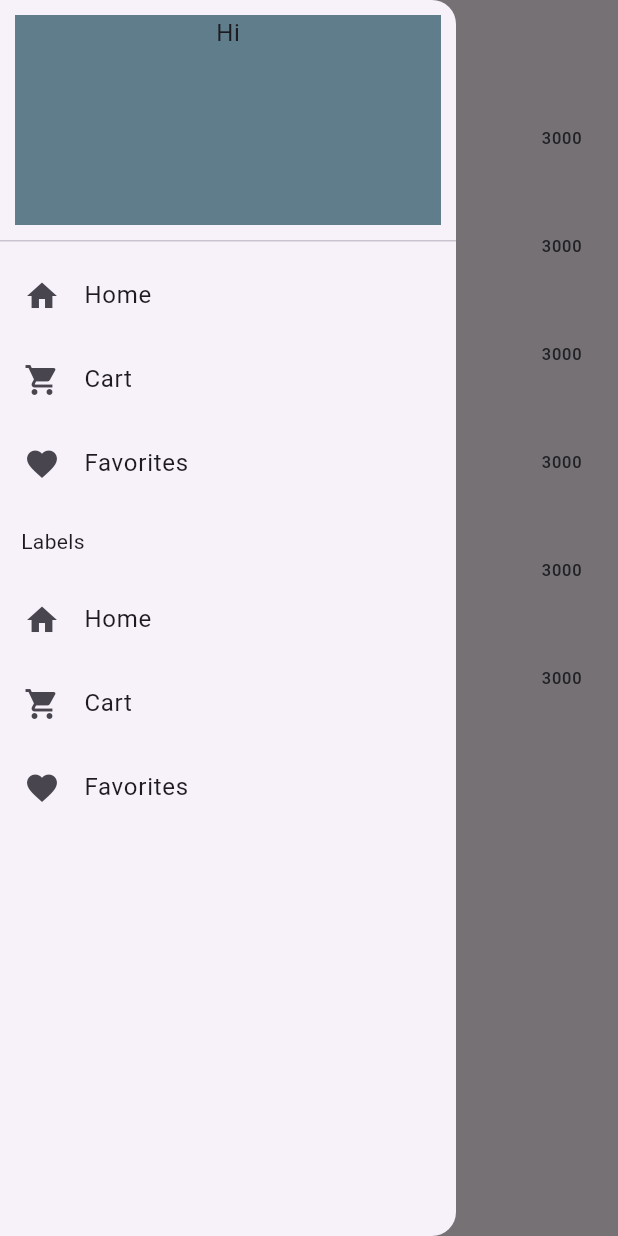
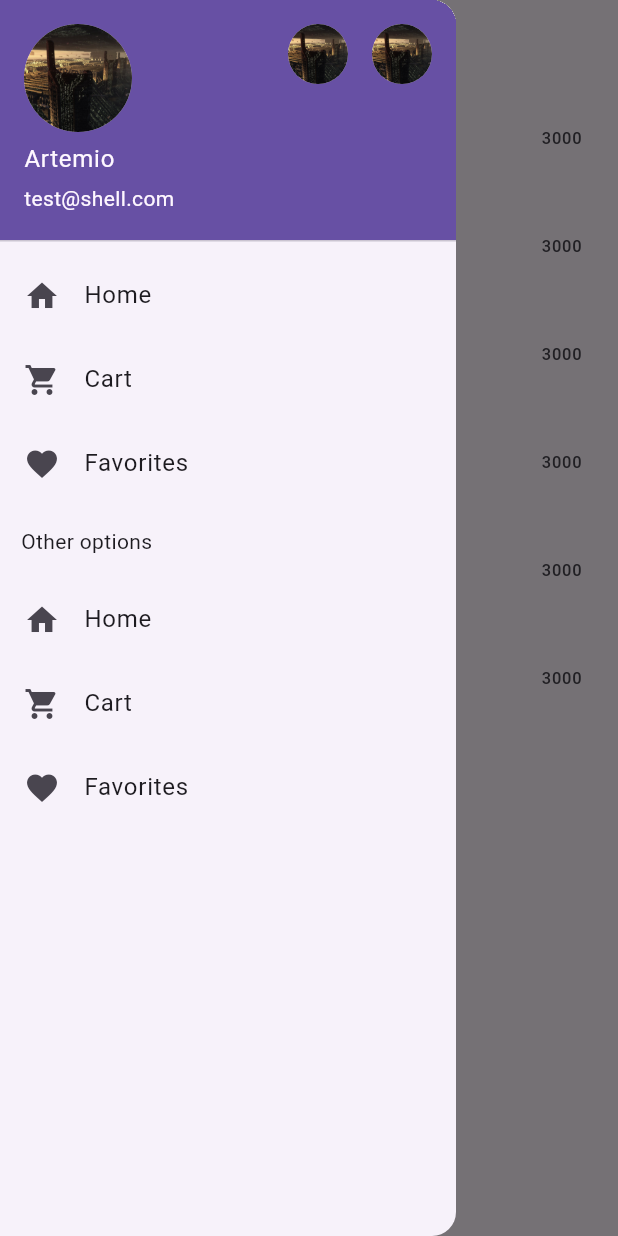
Before and after one commit to artemio-acn/Learning, a Flutter app: the screen it shows after launch, with the side drawer open, on a phone screen of 412 x 824 dp. Run offline on Flutter 3.47's test engine with Material 3 defaults, Android fonts, the phone set to English and light mode, and no system bars.

Commit message:
FLUTTER - Custom drawer

```diff
--- a/Flutter/lib/Screens/navigation_drawer_screen.dart
+++ b/Flutter/lib/Screens/navigation_drawer_screen.dart
@@ -14,22 +14,23 @@ class NavigationDrawerScreen extends StatelessWidget {
       drawer: Drawer(
         child: ListView(
           children: [
-            DrawerHeader(
-                padding: EdgeInsets.all(10),
-                child: Container(
-                  color: Colors.blueGrey,
-                child: Column(
-                  children: [
-                    Text('Hi')
-                  ],
-                ),)
+            UserAccountsDrawerHeader(
+                accountEmail: Text('test@shell.com'),
+                accountName: Text('Artemio'),
+                currentAccountPicture: CircleAvatar(
+                  foregroundColor: Colors.blueGrey,
+                  foregroundImage: AssetImage('images/imgWallpaper.jpg'),),
+              otherAccountsPictures: [
+                CircleAvatar(foregroundImage: AssetImage('images/imgWallpaper.jpg'),),
+                CircleAvatar(foregroundImage: AssetImage('images/imgWallpaper.jpg'),),
+              ],
             ),
             ListTile(leading: Icon(Icons.home), title: Text('Home'), onTap: () {},),
             ListTile(leading: Icon(Icons.shopping_cart), title: Text('Cart'), onTap: () {},),
             ListTile(leading: Icon(Icons.favorite), title: Text('Favorites'), onTap: () {},),
             Padding(
                 padding: const EdgeInsets.all(14.0),
-                child: Text('Labels'),
+                child: Text('Other options'),
             ),
             ListTile(leading: Icon(Icons.home), title: Text('Home'), onTap: () {},),
             ListTile(leading: Icon(Icons.shopping_cart), title: Text('Cart'), onTap: () {},),
```
